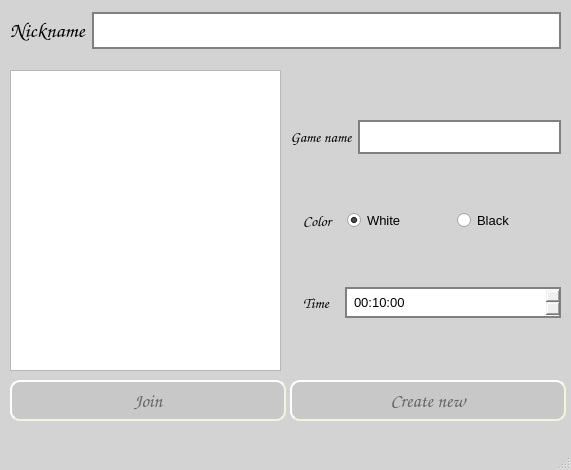
Before: the Qt Designer form lobby.ui in NoIdeaForMyName/chess_multiplayer, drawn with Qt 5.
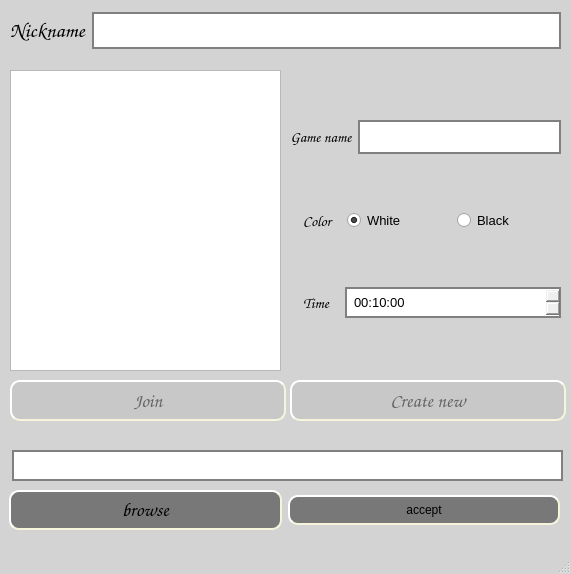
After: the same form once the commit is applied.

Commit message: Added part of the GUI for analysing games

```diff
--- a/lobby.ui
+++ b/lobby.ui
@@ -7,7 +7,7 @@
     <x>0</x>
     <y>0</y>
     <width>571</width>
-    <height>470</height>
+    <height>574</height>
    </rect>
   </property>
   <property name="windowTitle">
@@ -342,6 +342,51 @@
      </item>
     </layout>
    </widget>
+   <widget class="QWidget" name="horizontalLayoutWidget_3">
+    <property name="geometry">
+     <rect>
+      <x>9</x>
+      <y>490</y>
+      <width>551</width>
+      <height>41</height>
+     </rect>
+    </property>
+    <layout class="QHBoxLayout" name="horizontalLayout_6">
+     <item>
+      <widget class="QPushButton" name="browse_button">
+       <property name="font">
+        <font>
+         <family>Comic Sans MS</family>
+         <pointsize>14</pointsize>
+         <weight>9</weight>
+         <italic>false</italic>
+         <bold>false</bold>
+        </font>
+       </property>
+       <property name="text">
+        <string>browse</string>
+       </property>
+      </widget>
+     </item>
+     <item>
+      <widget class="QPushButton" name="accept_button">
+       <property name="text">
+        <string>accept</string>
+       </property>
+      </widget>
+     </item>
+    </layout>
+   </widget>
+   <widget class="QLineEdit" name="filepath">
+    <property name="geometry">
+     <rect>
+      <x>12</x>
+      <y>450</y>
+      <width>551</width>
+      <height>31</height>
+     </rect>
+    </property>
+   </widget>
   </widget>
   <widget class="QMenuBar" name="menubar">
    <property name="geometry">
```
